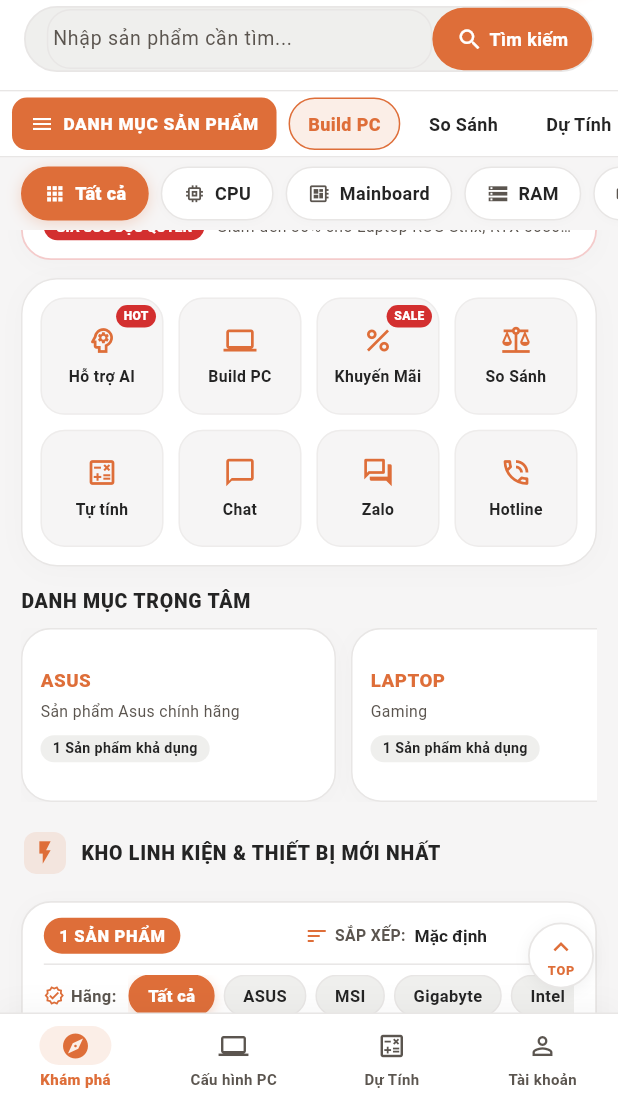
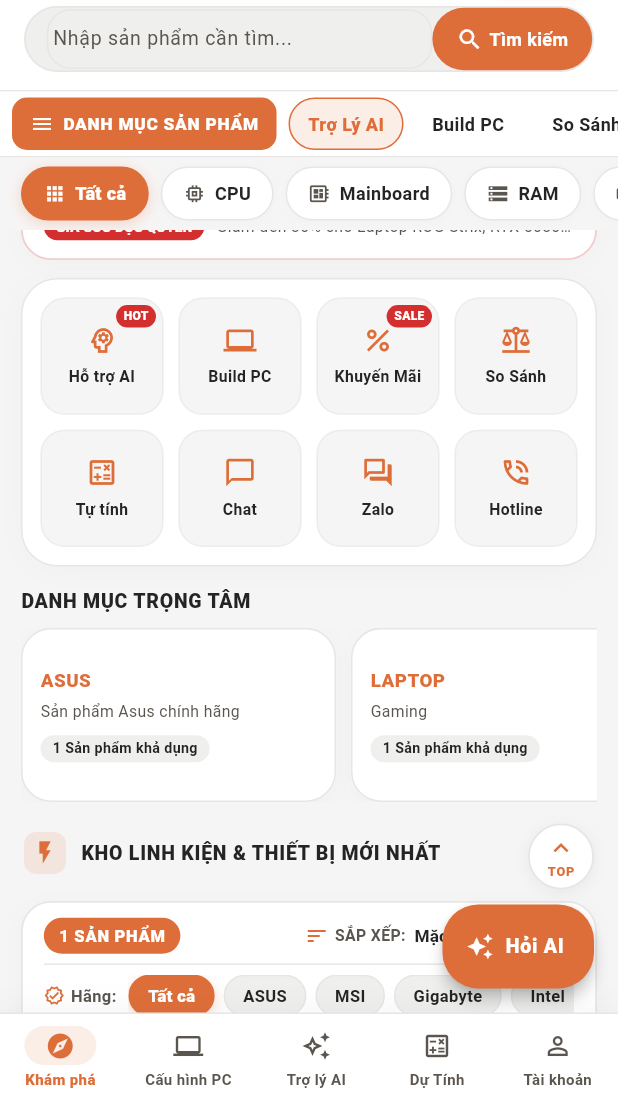
Before and after one commit to kannoshikajp/dascn, a Flutter app: the screen it shows after launch, scrolled down 576 dp, on a phone screen of 412 x 824 dp, the part 135-1236 px from its top. Run offline on Flutter 3.47's test engine with Material 3 defaults, Android fonts, the phone set to English and light mode, and no system bars; our stand-ins replace file_picker, fl_chart, flutter_markdown, qr_flutter; missing offline and left inert: dart:html; accounts and stored records are empty; network calls fail; project files that could hold a hidden picture were left out.

Commit message:
feat(ai): add independent access to AI chatbot across bottom nav, header tabs, and floating button
- Bottom navigation bar: Add dedicated 'Trợ lý AI' center tab
- Header navigation tabs: Add 'Trợ Lý AI' top pill tab next to Category menu
- Home screen: Add persistent 'Hỏi AI' Floating Action Button

Co-Authored-By: Claude Code <noreply@anthropic.com>

```diff
--- a/frontend/apps/joppe_app/lib/src/screens/home_screen.dart
+++ b/frontend/apps/joppe_app/lib/src/screens/home_screen.dart
@@ -283,7 +283,12 @@ class _HomeScreenState extends State<HomeScreen> {
                 }
               },
               onTabSelected: (tab) {
-                if (tab == 'Build PC') {
+                if (tab == 'Trợ Lý AI') {
+                  Navigator.push(
+                    context,
+                    MaterialPageRoute(builder: (context) => const AiAdvisorScreen()),
+                  );
+                } else if (tab == 'Build PC') {
                   Navigator.push(
                     context,
                     MaterialPageRoute(builder: (context) => const BuildPcScreen()),
@@ -2104,11 +2109,14 @@ class _HomeScreenState extends State<HomeScreen> {
     );
   }
 
-  /// Cụm nút hành động nổi góc dưới bên phải (Cuộn lên đầu trang)
+  /// Cụm nút hành động nổi góc dưới bên phải (Nút Trợ lý AI & Cuộn lên đầu trang)
   Widget _buildFloatingActionGroup() {
-    if (!_showScrollToTop) return const SizedBox.shrink();
-
-    return InkWell(
+    return Column(
+      mainAxisSize: MainAxisSize.min,
+      crossAxisAlignment: CrossAxisAlignment.end,
+      children: [
+        if (_showScrollToTop) ...[
+          InkWell(
             borderRadius: BorderRadius.circular(9999),
             onTap: () {
               if (_scrollController.hasClients) {
@@ -2150,6 +2158,28 @@ class _HomeScreenState extends State<HomeScreen> {
                 ],
               ),
             ),
+          ),
+          const SizedBox(height: 10),
+        ],
+        FloatingActionButton.extended(
+          heroTag: 'home_ai_advisor_fab',
+          backgroundColor: AppColors.primaryBlue,
+          foregroundColor: Colors.white,
+          elevation: 4,
+          shape: RoundedRectangleBorder(borderRadius: BorderRadius.circular(24)),
+          onPressed: () {
+            Navigator.push(
+              context,
+              MaterialPageRoute(builder: (_) => const AiAdvisorScreen()),
+            );
+          },
+          icon: const Icon(Icons.auto_awesome, size: 18),
+          label: const Text(
+            'Hỏi AI',
+            style: TextStyle(fontWeight: FontWeight.w900, fontSize: 13, letterSpacing: 0.5),
+          ),
+        ),
+      ],
     );
   }
 
@@ -2197,6 +2227,18 @@ class _HomeScreenState extends State<HomeScreen> {
               ),
               _buildBottomNavItem(
                 index: 2,
+                icon: Icons.auto_awesome_outlined,
+                activeIcon: Icons.auto_awesome,
+                label: 'Trợ lý AI',
+                onTap: () {
+                  Navigator.push(
+                    context,
+                    MaterialPageRoute(builder: (_) => const AiAdvisorScreen()),
+                  );
+                },
+              ),
+              _buildBottomNavItem(
+                index: 3,
                 icon: Icons.calculate_outlined,
                 activeIcon: Icons.calculate,
                 label: 'Dự Tính',
@@ -2208,7 +2250,7 @@ class _HomeScreenState extends State<HomeScreen> {
                 },
               ),
               _buildBottomNavItem(
-                index: 3,
+                index: 4,
                 icon: Icons.person_outline,
                 activeIcon: Icons.person,
                 label: 'Tài khoản',
--- a/frontend/apps/joppe_app/lib/src/widgets/header/navigation_tabs_bar.dart
+++ b/frontend/apps/joppe_app/lib/src/widgets/header/navigation_tabs_bar.dart
@@ -22,7 +22,7 @@ class _NavigationTabsBarState extends State<NavigationTabsBar> {
 
   List<String> _getDynamicTabs() {
     final catalog = CatalogService();
-    final tabs = <String>['Build PC', 'So Sánh', 'Dự Tính'];
+    final tabs = <String>['Trợ Lý AI', 'Build PC', 'So Sánh', 'Dự Tính'];
 
     // Lấy các phân loại & danh mục chính đồng bộ trực tiếp từ cây danh mục API
     final tree = catalog.categoryTree;
```
Lines whose indentation alone changed are shown as unchanged.
